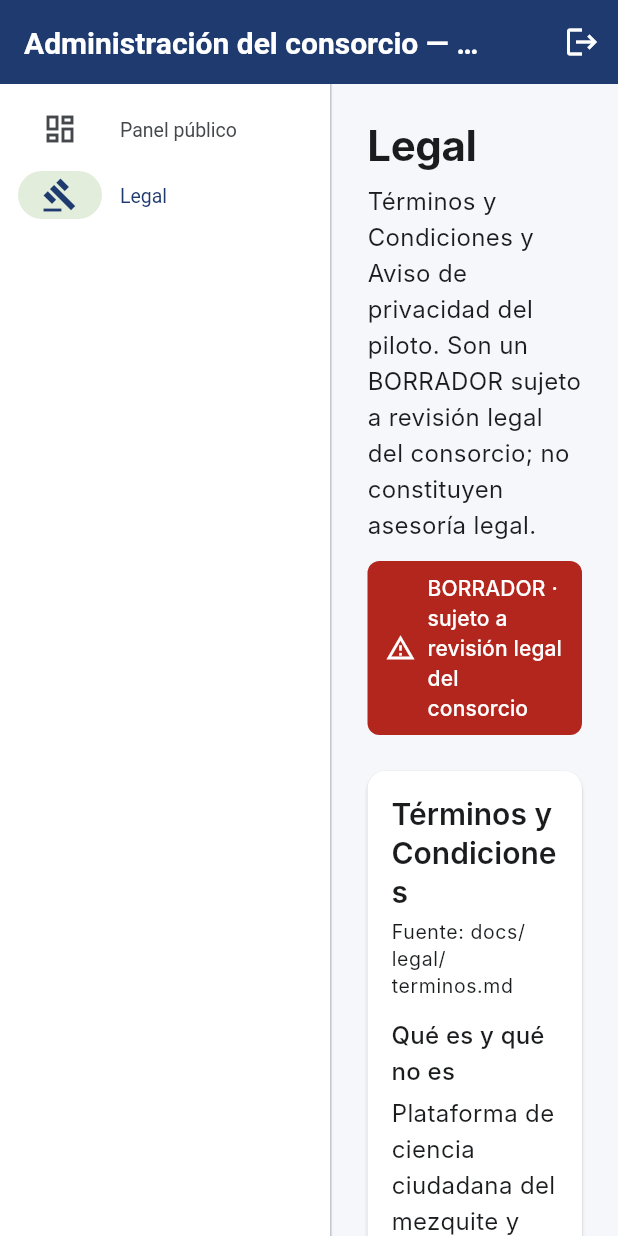
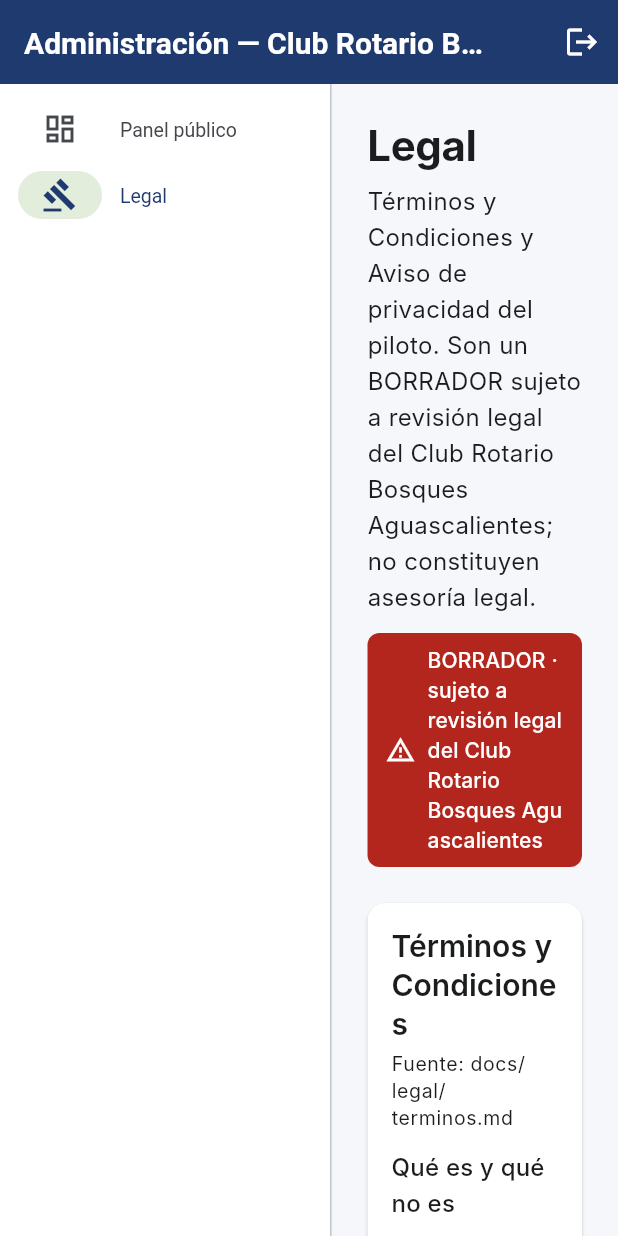
Before and after one commit to ovelazquezj/mezquites, a Flutter app: the HomeShell screen opened directly, after a tap on "Legal", on a phone screen of 412 x 824 dp. Run offline on Flutter 3.47's test engine with Material 3 defaults, Android fonts, the phone set to English and light mode, and no system bars; our stand-ins replace camera, firebase_auth, firebase_core, flutter_map, flutter_markdown, flutter_riverpod and 7 more; missing offline and left inert: a package; accounts and stored records are empty; network calls fail; Roboto replaces fonts that are missing (Inter).

Commit message:
feat(web-admin): unifica terminologia y etiquetas (consorcio->Club Rotario, gate #5 300 m)
- "consorcio" -> "Club Rotario Bosques Aguascalientes" (centralizado en Copy.orgName); accesos/errores = "consola de administracion".
- Gate #5 (CR-009): textos y comentarios publicos 1 km -> 300 m.
- Indicadores: etiquetas apuntan a las claves reales del backend (observaciones_confirmadas, proporcion_no_rechazadas), sin lenguaje de "validacion" (CR-001).
- Roles: nuevo Copy.roleLabel muestra nombres legibles y distinguibles; cosmetico, sin cambiar claves, poderes ni gating.
- Pruebas web-admin 53/53.

```diff
--- a/web-admin/lib/src/api/api_client.dart
+++ b/web-admin/lib/src/api/api_client.dart
@@ -234,7 +234,7 @@
 
   // --- Vistas de datos ---
 
-  /// Dashboard PÚBLICO: coords obfuscadas a 1 km server-side (gate #5).
+  /// Dashboard PÚBLICO: coords obfuscadas a 300 m server-side (gate #5, CR-009).
   /// Sin auth. Filtro geográfico por estado (Q8).
   Future<List<PublicObservation>> publicObservations({
     String? estado,
--- a/web-admin/lib/src/app.dart
+++ b/web-admin/lib/src/app.dart
@@ -6,6 +6,7 @@
 import 'state/session.dart';
 import 'theme/app_theme.dart';
 import 'theme/design_tokens.dart';
+import 'ui/copy.dart';
 
 /// Raíz de la web admin. Carga los tokens del design system (T7) y conmuta entre
 /// login (sin sesión) y el shell admin (sesión `admin_consorcio`).
@@ -18,7 +19,7 @@
   Widget build(BuildContext context, WidgetRef ref) {
     final session = ref.watch(sessionProvider);
     return MaterialApp(
-      title: 'Mezquite — Administración del consorcio',
+      title: 'Mezquite — Administración · ${Copy.orgName}',
       debugShowCheckedModeBanner: false,
       theme: AppTheme(tokens).build(),
       home: session.isAuthenticated ? const HomeShell() : const LoginScreen(),
--- a/web-admin/lib/src/models/models.dart
+++ b/web-admin/lib/src/models/models.dart
@@ -36,7 +36,7 @@
   /// Solo el `administrador` ejecuta la cancelación ARCO de cuentas (CR-006).
   bool get canDeleteAccounts => role == 'administrador';
 
-  /// Roles con acceso a la consola del consorcio (CR-001 amplía los de revisión).
+  /// Roles con acceso a la consola de administración (CR-001 amplía los de revisión).
   bool get canEnterAdminConsole => isAdmin || canReview;
 }
 
@@ -191,7 +191,7 @@
       );
 }
 
-/// Observación pública: coords YA obfuscadas a 1 km server-side (gate #5).
+/// Observación pública: coords YA obfuscadas a 300 m server-side (gate #5, CR-009).
 class PublicObservation {
   PublicObservation({
     required this.handle,
--- a/web-admin/lib/src/screens/allies_screen.dart
+++ b/web-admin/lib/src/screens/allies_screen.dart
@@ -3,6 +3,7 @@
 
 import '../api/api_exception.dart';
 import '../state/session.dart';
+import '../ui/copy.dart';
 
 /// Aliados firmantes (Q4/Q5.B). Promueve una cuenta existente a
 /// `aliado_firmante` (POST /admin/allies). La UI deja claro que esto habilita
@@ -76,9 +77,9 @@
                 const SizedBox(width: 12),
                 Expanded(
                   child: Text(
-                    'Un aliado firmante es la ÚNICA cuenta (además del consorcio) '
+                    'Un aliado firmante es la ÚNICA cuenta (además del ${Copy.orgName}) '
                     'que puede ver la ubicación EXACTA de los árboles. El resto '
-                    'del público solo ve ubicaciones aproximadas (~1 km). '
+                    'del público solo ve ubicaciones aproximadas (~300 m). '
                     'Autorizar a alguien le da ese acceso.',
                     key: const Key('allies-coords-explainer'),
                     style: theme.textTheme.bodyMedium,
--- a/web-admin/lib/src/screens/home_shell.dart
+++ b/web-admin/lib/src/screens/home_shell.dart
@@ -15,7 +15,7 @@
 import 'snapshots_screen.dart';
 import 'users_screen.dart';
 
-/// Shell de la consola del consorcio. NavigationRail con los módulos, **gated por
+/// Shell de la consola de administración. NavigationRail con los módulos, **gated por
 /// rol** (CR-001):
 /// - Módulos de administración (instituciones/aliados/indicadores/cortes): solo
 ///   `admin_consorcio`/`administrador`.
@@ -89,7 +89,7 @@
 
     return Scaffold(
       appBar: AppBar(
-        title: const Text('Administración del consorcio — Mezquite'),
+        title: Text('Administración — ${Copy.orgName}'),
         actions: [
           Padding(
             padding: const EdgeInsets.symmetric(horizontal: 12),
--- a/web-admin/lib/src/screens/institutions_screen.dart
+++ b/web-admin/lib/src/screens/institutions_screen.dart
@@ -55,7 +55,7 @@
         ScaffoldMessenger.of(context).showSnackBar(
           SnackBar(
             content: Text(_requestOnly
-                ? 'Solicitud enviada al consorcio para su revisión.'
+                ? 'Solicitud enviada al ${Copy.orgName} para su revisión.'
                 : 'Institución aprobada y agregada.'),
           ),
         );
@@ -83,7 +83,7 @@
         Text('Instituciones', style: theme.textTheme.displayLarge),
         const SizedBox(height: 8),
         Text(
-          'Las nuevas instituciones las revisa y aprueba el consorcio. Las '
+          'Las nuevas instituciones las revisa y aprueba el ${Copy.orgName}. Las '
           'marcadas como "Solicitada" quedan pendientes de esa revisión.',
           style: theme.textTheme.bodyMedium,
         ),
@@ -126,7 +126,7 @@
                           value: _requestOnly,
                           onChanged: (v) => setState(() => _requestOnly = v),
                         ),
-                        const Text('Solo solicitar (revisión del consorcio)'),
+                        Text('Solo solicitar (revisión del ${Copy.orgName})'),
                       ],
                     ),
                     FilledButton(
--- a/web-admin/lib/src/screens/legal_screen.dart
+++ b/web-admin/lib/src/screens/legal_screen.dart
@@ -3,11 +3,11 @@
 import '../ui/copy.dart';
 
 /// Legal (CR-006): Términos y Condiciones + Aviso de privacidad, accesibles desde
-/// la consola del consorcio. Es un **BORRADOR** (lo marca el badge) sujeto a
-/// revisión legal del consorcio; no es asesoría legal. La fuente completa vive en
+/// la consola de administración. Es un **BORRADOR** (lo marca el badge) sujeto a
+/// revisión legal de la organización responsable; no es asesoría legal. La fuente completa vive en
 /// `docs/legal/terminos.md` y `docs/legal/aviso-privacidad.md`; aquí se muestra un
 /// resumen accesible de las secciones clave (incluye derechos ARCO y obfuscación
-/// a 1 km del gate #5). No introduce PII (gate #2).
+/// a 300 m del gate #5, enmendado por CR-009). No introduce PII (gate #2).
 class LegalScreen extends StatelessWidget {
   const LegalScreen({super.key});
 
@@ -46,7 +46,7 @@
                     'especie y el nivel de afectación son autodeclarados. Un '
                     'evaluador humano puede confirmar o retirar una observación.'),
             _Section('Privacidad de la ubicación',
-                'La ubicación pública nunca es más precisa que ~1 km; las '
+                'La ubicación pública nunca es más precisa que ~300 m; las '
                     'coordenadas exactas solo las ven aliados firmantes autorizados.'),
             _Section('Tus derechos (ARCO)',
                 'Puedes solicitar la cancelación de tu cuenta: tu identidad se '
@@ -73,9 +73,9 @@
                     'educación y gestión ambiental. Sin mercadotecnia ni '
                     'perfilamiento comercial.'),
             _Section('No venta ni cesión indebida',
-                'El consorcio no vende tus datos ni los cede con fines '
+                'El ${Copy.orgName} no vende tus datos ni los cede con fines '
                     'comerciales. El dato abierto va agregado, seudonimizado y con '
-                    'la ubicación obfuscada a ~1 km.'),
+                    'la ubicación obfuscada a ~300 m.'),
             _Section('Conservación',
                 'La identidad se conserva mientras exista la cuenta; el dato '
                     'ecológico puede conservarse indefinidamente (anonimizado al '
@@ -85,11 +85,11 @@
                 'Acceso, Rectificación, Cancelación y Oposición. Hoy la '
                     'Cancelación (eliminar cuenta) la ejecuta el administrador desde '
                     'esta consola; el resto se atiende caso por caso. Para ejercerlos, '
-                    'contacta al consorcio a través del administrador de la plataforma.'),
+                    'contacta al ${Copy.orgName} a través del administrador de la plataforma.'),
             _Section('Contacto',
-                'Consorcio del mezquite, a través del administrador de la '
+                '${Copy.orgName}, a través del administrador de la '
                     'plataforma. El medio de contacto oficial queda pendiente de '
-                    'definición por el consorcio.'),
+                    'definición.'),
           ],
         ),
       ],
--- a/web-admin/lib/src/screens/login_screen.dart
+++ b/web-admin/lib/src/screens/login_screen.dart
@@ -2,8 +2,9 @@
 import 'package:flutter_riverpod/flutter_riverpod.dart';
 
 import '../state/session.dart';
+import '../ui/copy.dart';
 
-/// Login de la consola del consorcio (CR-002): **usuario + contraseña** (POST /auth/login). Los
+/// Login de la consola de administración (CR-002): **usuario + contraseña** (POST /auth/login). Los
 /// usuarios los crea el administrador (no hay auto-registro). Acceso por token Bearer pegado tras
 /// "Opciones avanzadas" (uso técnico). Si el rol no entra a la consola, se deniega el acceso.
 class LoginScreen extends ConsumerStatefulWidget {
@@ -58,7 +59,7 @@
                   mainAxisSize: MainAxisSize.min,
                   crossAxisAlignment: CrossAxisAlignment.stretch,
                   children: [
-                    Text('Administración del consorcio',
+                    Text('Administración — ${Copy.orgName}',
                         style: theme.textTheme.displayLarge),
                     const SizedBox(height: 8),
                     Text(
--- a/web-admin/lib/src/screens/public_dashboard_screen.dart
+++ b/web-admin/lib/src/screens/public_dashboard_screen.dart
@@ -8,7 +8,8 @@
 import '../widgets/estado_filter.dart';
 
 /// Dashboard PÚBLICO (Q5.B). Indicadores Q6 + observaciones con coords **ya
-/// obfuscadas a 1 km** (gate #5). Muestra el caveat de origen ciudadano y el
+/// obfuscadas a 300 m** (gate #5 enmendado por CR-009). Muestra el caveat de
+/// origen ciudadano y el
 /// sello "última actualización Qn". Filtro geográfico por estado (Q8).
 ///
 /// Boundary (Q5.B / gate #1): dashboards como pieza única. NO hay botón de
@@ -51,7 +52,7 @@
         Text(Copy.navPublic, style: theme.textTheme.displayLarge),
         const SizedBox(height: 8),
         Text(
-          'Datos abiertos con ubicaciones aproximadas (~1 km). Vista de solo '
+          'Datos abiertos con ubicaciones aproximadas (~300 m). Vista de solo '
           'consulta.',
           style: theme.textTheme.bodyMedium,
         ),
@@ -184,7 +185,7 @@
         child: Column(
           crossAxisAlignment: CrossAxisAlignment.start,
           children: [
-            Text('Observaciones (ubicación aproximada ~1 km)',
+            Text('Observaciones (ubicación aproximada ~300 m)',
                 style: theme.textTheme.titleLarge),
             const SizedBox(height: 8),
             SingleChildScrollView(
@@ -192,8 +193,8 @@
               child: DataTable(
                 columns: const [
                   DataColumn(label: Text('Usuario')),
-                  DataColumn(label: Text('Latitud (~1 km)')),
-                  DataColumn(label: Text('Longitud (~1 km)')),
+                  DataColumn(label: Text('Latitud (~300 m)')),
+                  DataColumn(label: Text('Longitud (~300 m)')),
                   DataColumn(label: Text('Nivel de paxtle')),
                   DataColumn(label: Text('Cúscuta')),
                   DataColumn(label: Text('Daño')),
--- a/web-admin/lib/src/screens/snapshots_screen.dart
+++ b/web-admin/lib/src/screens/snapshots_screen.dart
@@ -79,7 +79,7 @@
               children: [
                 Text(
                   'Cada trimestre se publica un corte con el estado vigente de '
-                  'los datos públicos (ubicaciones aproximadas ~1 km).',
+                  'los datos públicos (ubicaciones aproximadas ~300 m).',
                   style: theme.textTheme.bodyMedium,
                 ),
                 const SizedBox(height: 16),
--- a/web-admin/lib/src/state/session.dart
+++ b/web-admin/lib/src/state/session.dart
@@ -44,14 +44,14 @@
 }
 
 /// Controlador de sesión. Login por usuario + contraseña (POST /auth/login, CR-002) o token
-/// pegado. Aplica el gate de rol: si el rol no entra a la consola del consorcio, deniega.
+/// pegado. Aplica el gate de rol: si el rol no entra a la consola de administración, deniega.
 class SessionController extends StateNotifier<SessionState> {
   SessionController(this._api) : super(const SessionState());
 
   final ApiClient _api;
 
   /// Login de la consola: usuario + contraseña → token (Bearer).
-  /// Deniega si el rol no entra a la consola del consorcio (gate de acceso).
+  /// Deniega si el rol no entra a la consola de administración (gate de acceso).
   Future<bool> loginWithPassword({
     required String username,
     required String password,
@@ -65,7 +65,7 @@
         _api.setToken(null);
         state = const SessionState(
           error:
-              'Esta cuenta no tiene permisos para la consola del consorcio.',
+              'Esta cuenta no tiene permisos para la consola de administración.',
         );
         return false;
       }
@@ -102,7 +102,7 @@
     if (!session.canEnterAdminConsole) {
       state = const SessionState(
         error:
-            'El token no corresponde a un rol de la consola del consorcio. Acceso denegado.',
+            'El token no corresponde a un rol de la consola de administración. Acceso denegado.',
       );
       return false;
     }
--- a/web-admin/lib/src/ui/copy.dart
+++ b/web-admin/lib/src/ui/copy.dart
@@ -3,10 +3,16 @@
 /// mostrarían crudos (snake_case) al usuario.
 ///
 /// Gates: nada promete control fitosanitario/reducción de infestación (gate #1);
-/// la validación automática solo confirma es-árbol + presencia de parásitos
-/// (gate #8); las vistas públicas nunca prometen más fino que ~1 km (gate #5).
+/// la calidad la decide una persona en la web admin —sin validación automática—
+/// (gates #8/#9 enmendados por CR-001); las vistas públicas nunca prometen más
+/// fino que ~300 m (gate #5 enmendado por CR-009).
 class Copy {
   Copy._();
+
+  /// Organización responsable del proyecto (decisión del usuario, 2026-06-17).
+  /// Centralizado para no repetirlo y poder ajustarlo en un solo lugar. La
+  /// denominación legal exacta, domicilio y contacto oficiales siguen pendientes.
+  static const orgName = 'Club Rotario Bosques Aguascalientes';
 
   // --- Navegación / títulos generales ---
   static const navPublic = 'Panel público';
@@ -45,10 +51,10 @@
   // --- Legal: Términos y Aviso de privacidad (CR-006) ---
   static const legalIntro =
       'Términos y Condiciones y Aviso de privacidad del piloto. Son un BORRADOR '
-      'sujeto a revisión legal del consorcio; no constituyen asesoría legal.';
+      'sujeto a revisión legal del $orgName; no constituyen asesoría legal.';
   static const legalTermsTitle = 'Términos y Condiciones';
   static const legalPrivacyTitle = 'Aviso de privacidad';
-  static const legalDraftBadge = 'BORRADOR · sujeto a revisión legal del consorcio';
+  static const legalDraftBadge = 'BORRADOR · sujeto a revisión legal del $orgName';
 
   // --- Revisión humana (CR-001) ---
   static const reviewIntro =
@@ -81,11 +87,11 @@
     'registrados': 'Personas registradas',
     'activos_30d': 'Activos (últimos 30 días)',
     'observaciones_totales': 'Observaciones totales',
-    'observaciones_validadas': 'Observaciones válidas',
+    'observaciones_confirmadas': 'Observaciones confirmadas',
     'instituciones_activas': 'Instituciones activas',
     // educativo
     'distribucion_identidad_e3': 'Distribución por nivel de observador',
-    'tasa_validacion_promedio': 'Proporción de observaciones válidas',
+    'proporcion_no_rechazadas': 'Proporción de observaciones no retiradas',
     // ecológico
     'arboles_unicos': 'Árboles distintos',
     'arboles_serie_temporal': 'Árboles con seguimiento en el tiempo',
@@ -125,6 +131,22 @@
       }[wire] ??
       wire;
 
+  /// Rol (clave del backend) → etiqueta legible. **Cosmético:** unifica cómo se
+  /// muestran los roles en la consola; no cambia claves, poderes ni gating.
+  /// `administrador` y `admin_consorcio` siguen siendo roles distintos (de ahí
+  /// nombres distinguibles). Respaldo: humaniza el snake_case si falta la clave.
+  static String roleLabel(String wire) =>
+      _roleLabels[wire] ?? _humanizeKey(wire);
+
+  static const _roleLabels = <String, String>{
+    'voluntario': 'Voluntario',
+    'aliado_firmante': 'Aliado firmante',
+    'administrador': 'Administrador general',
+    'admin_consorcio': 'Administrador de la organización',
+    'evaluador': 'Evaluador',
+    'analista': 'Analista',
+  };
+
   /// Respaldo: convierte una clave snake_case en algo legible
   /// (`cobertura_municipios` → `Cobertura municipios`).
   static String _humanizeKey(String key) {
```
Also changed, not shown: web-admin/lib/src/screens/users_screen.dart (+10 -9 lines), 2 other files.
